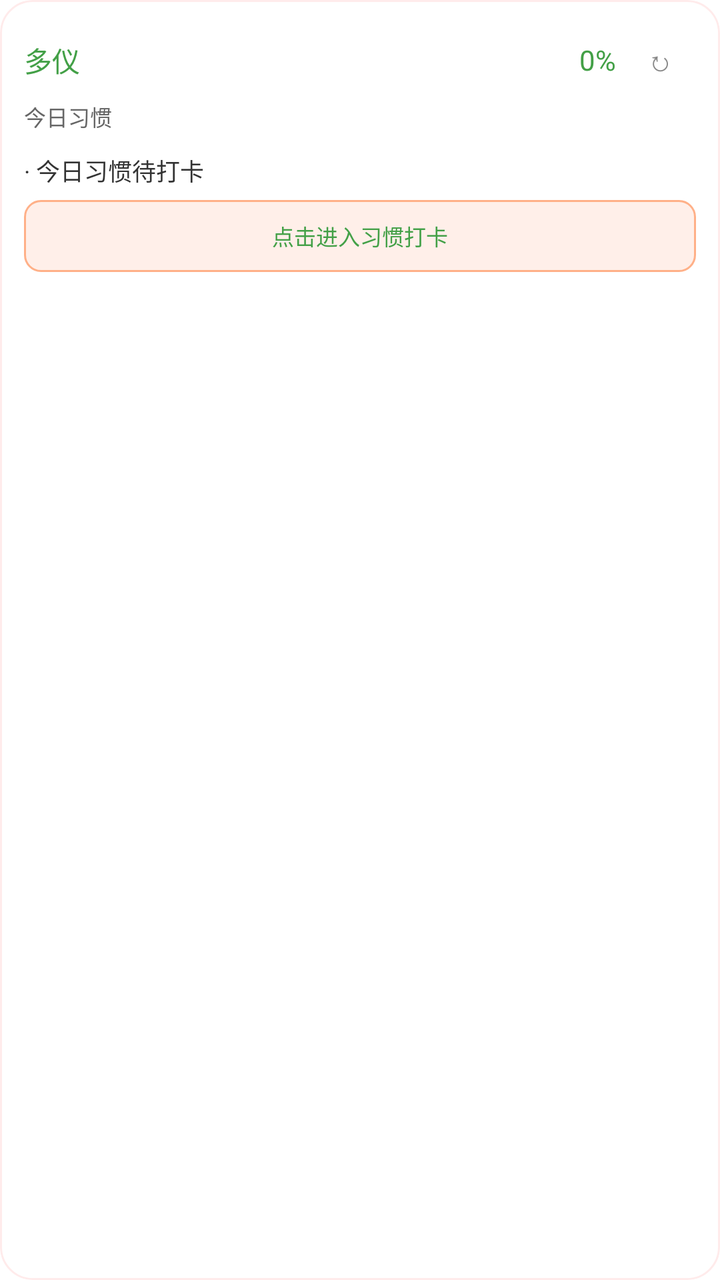
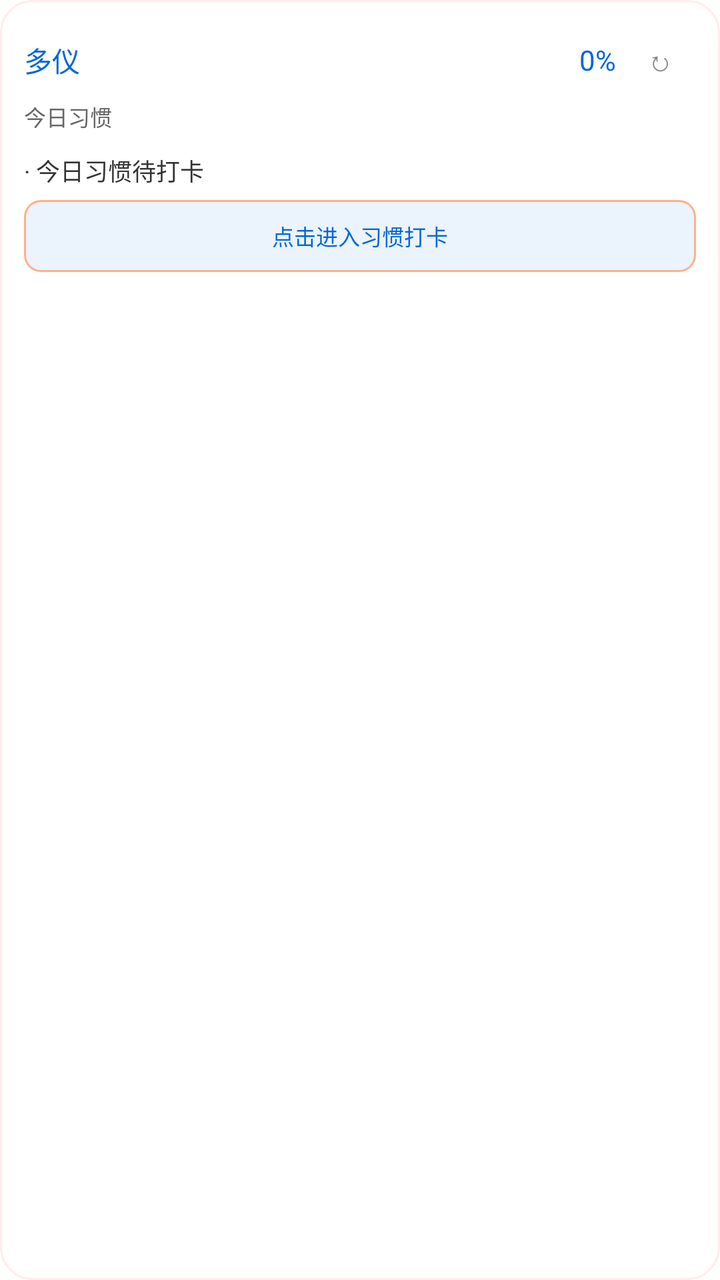

Compare the two renders of this Android layout. The source of the first and the diff that turns it into the second are given below.
<!-- AndroidManifest.xml: fallback theme Theme.MaterialComponents.DayNight.NoActionBar -->
<!-- res/layout/duoyi_habit_widget.xml -->
<?xml version="1.0" encoding="utf-8"?>
<FrameLayout xmlns:android="http://schemas.android.com/apk/res/android"
    android:id="@+id/widget_habit_root"
    android:layout_width="match_parent"
    android:layout_height="match_parent"
    android:background="@drawable/widget_bg_round_16"
    android:clipToOutline="true"
    android:outlineProvider="background">

    <ImageView
        android:id="@+id/widget_theme_background"
        android:layout_width="match_parent"
        android:layout_height="match_parent"
        android:contentDescription="@null"
        android:scaleType="centerCrop"
        android:visibility="gone" />

    <TextView
        android:id="@+id/widget_theme_overlay"
        android:layout_width="match_parent"
        android:layout_height="match_parent"
        android:maxLines="1"
        android:ellipsize="end"
        android:visibility="gone" />

    
    <ImageView
        android:id="@+id/widget_theme_border"
        android:layout_width="match_parent"
        android:layout_height="match_parent"
        android:contentDescription="@null"
        android:importantForAccessibility="no"
        android:scaleType="fitXY"
        android:visibility="gone" />

    <LinearLayout
        android:layout_width="match_parent"
        android:layout_height="match_parent"
        android:orientation="vertical"
        android:padding="12dp">

    <LinearLayout
        android:layout_width="match_parent"
        android:layout_height="wrap_content"
        android:gravity="center_vertical"
        android:orientation="horizontal">

        <TextView
            android:id="@+id/widget_habit_title"
            android:layout_width="0dp"
            android:layout_height="wrap_content"
            android:layout_weight="1"
            android:ellipsize="end"
            android:maxLines="1"
            android:text="多仪"
            android:textColor="#43A047"
            android:textSize="14sp" />

        <TextView
            android:id="@+id/widget_habit_percent"
            android:layout_width="wrap_content"
            android:layout_height="wrap_content"
            android:ellipsize="end"
            android:maxWidth="48dp"
            android:maxLines="1"
            android:text="0%"
            android:textColor="#43A047"
            android:textSize="14sp" />

        <TextView
            android:id="@+id/widget_refresh"
            android:layout_width="36dp"
            android:layout_height="36dp"
            android:minWidth="36dp"
            android:minHeight="36dp"
            android:layout_marginLeft="4dp"
            android:gravity="center"
            android:ellipsize="end"
            android:maxLines="1"
            android:text="↻"
            android:contentDescription="@string/widget_refresh_description"
            android:textColor="#888888"
            android:textSize="14sp" />
    </LinearLayout>

    <TextView
        android:id="@+id/widget_habit_subtitle"
        android:layout_width="match_parent"
        android:layout_height="wrap_content"
        android:layout_marginTop="2dp"
        android:ellipsize="end"
        android:maxLines="1"
        android:text="@string/widget_habit_subtitle"
        android:textColor="#666666"
        android:textSize="11sp" />

    <LinearLayout
        android:layout_width="match_parent"
        android:layout_height="0dp"
        android:layout_marginTop="10dp"
        android:layout_weight="1"
        android:orientation="vertical">

        <TextView
            android:id="@+id/widget_habit_summary"
            android:layout_width="match_parent"
            android:layout_height="wrap_content"
            android:ellipsize="end"
            android:maxLines="1"
            android:text="@string/widget_habit_empty_default"
            android:textColor="#333333"
            android:textSize="12sp" />

        <TextView
            android:id="@+id/widget_habit_streak"
            android:layout_width="match_parent"
            android:layout_height="wrap_content"
            android:layout_marginTop="6dp"
            android:ellipsize="end"
            android:maxLines="1"
            android:text="@string/widget_habit_streak_default"
            android:textColor="#333333"
            android:textSize="12sp"
            android:visibility="gone" />

        <TextView
            android:id="@+id/widget_habit_hint"
            android:layout_width="match_parent"
            android:layout_height="36dp"
            android:minHeight="36dp"
            android:layout_marginTop="6dp"
            android:background="@drawable/widget_btn_secondary"
            android:gravity="center"
            android:ellipsize="end"
            android:maxLines="1"
            android:text="@string/widget_habit_hint_default"
            android:textColor="#43A047"
            android:textSize="11sp" />
    </LinearLayout>

    <LinearLayout
        android:id="@+id/widget_habit_bottom_nav"
        android:layout_width="match_parent"
        android:layout_height="30dp"
        android:layout_marginTop="8dp"
        android:background="@drawable/widget_nav_bg"
        android:gravity="center"
        android:orientation="horizontal"
        android:paddingLeft="4dp"
        android:paddingRight="4dp"
        android:weightSum="4"
        android:visibility="gone">

        <TextView
            android:id="@+id/widget_habit_nav_todo"
            android:layout_width="0dp"
            android:layout_height="match_parent"
            android:layout_weight="1"
            android:gravity="center"
            android:ellipsize="end"
            android:maxLines="1"
            android:text="@string/widget_tab_todo"
            android:textColor="#333333"
            android:textSize="10sp" />

        <TextView
            android:id="@+id/widget_habit_nav_habit"
            android:layout_width="0dp"
            android:layout_height="match_parent"
            android:layout_weight="1"
            android:gravity="center"
            android:ellipsize="end"
            android:maxLines="1"
            android:text="@string/widget_tab_habit"
            android:textColor="#43A047"
            android:textSize="10sp" />

        <TextView
            android:id="@+id/widget_habit_nav_calendar"
            android:layout_width="0dp"
            android:layout_height="match_parent"
            android:layout_weight="1"
            android:gravity="center"
            android:ellipsize="end"
            android:maxLines="1"
            android:text="@string/widget_tab_calendar"
            android:textColor="#333333"
            android:textSize="10sp" />

        <TextView
            android:id="@+id/widget_habit_nav_focus"
            android:layout_width="0dp"
            android:layout_height="match_parent"
            android:layout_weight="1"
            android:gravity="center"
            android:ellipsize="end"
            android:maxLines="1"
            android:text="@string/widget_tab_focus"
            android:textColor="#333333"
            android:textSize="10sp" />
    </LinearLayout>
    </LinearLayout>
</FrameLayout>
<!-- resources referenced by this layout -->
<resources>
  <!-- drawable widget_bg_round_16 (drawable) -->
  <?xml version="1.0" encoding="utf-8"?>
  <shape xmlns:android="http://schemas.android.com/apk/res/android"
      android:shape="rectangle">
      <corners android:radius="16dp" />
      <solid android:color="#FFFFFFFF" />
      <stroke android:width="1dp" android:color="#22FF6B6B" />
  </shape>
  <!-- drawable widget_btn_secondary (drawable) -->
  <?xml version="1.0" encoding="utf-8"?>
  <shape xmlns:android="http://schemas.android.com/apk/res/android"
      android:shape="rectangle">
      <corners android:radius="8dp" />
      <solid android:color="#FFFFEFE9" />
      <stroke android:width="1dp" android:color="#FFFFB088" />
  </shape>
  <!-- drawable widget_nav_bg (drawable) -->
  <?xml version="1.0" encoding="utf-8"?>
  <shape xmlns:android="http://schemas.android.com/apk/res/android"
      android:shape="rectangle">
      <corners android:radius="9dp" />
      <solid android:color="#FFFFF6F2" />
      <stroke android:width="1dp" android:color="#22FF6B6B" />
  </shape>
  <string name="widget_habit_empty_default">· 今日习惯待打卡</string>
  <string name="widget_habit_hint_default">点击进入习惯打卡</string>
  <string name="widget_habit_streak_default">· 连续记录 0 天</string>
  <string name="widget_habit_subtitle">今日习惯</string>
  <string name="widget_refresh_description">刷新小组件</string>
  <string name="widget_tab_calendar">日历</string>
  <string name="widget_tab_focus">专注</string>
  <string name="widget_tab_habit">习惯</string>
  <string name="widget_tab_todo">待办</string>
</resources>

<!-- the commit's change to res/layout/duoyi_habit_widget.xml (unified diff, before → after) -->
@@ -34,12 +34,23 @@
         android:visibility="gone" />
 
     <LinearLayout
+        android:id="@+id/widget_habit_content"
         android:layout_width="match_parent"
         android:layout_height="match_parent"
         android:orientation="vertical"
         android:padding="12dp">
 
-    <LinearLayout
+    <TextView
+        android:id="@+id/widget_habit_recovery"
+        android:layout_width="match_parent"
+        android:layout_height="wrap_content"
+        android:gravity="center"
+        android:textColor="#333333"
+        android:textSize="12sp"
+        android:visibility="gone" />
+
+    <LinearLayout
+        android:id="@+id/widget_habit_header"
         android:layout_width="match_parent"
         android:layout_height="wrap_content"
         android:gravity="center_vertical"
@@ -53,7 +64,7 @@
             android:ellipsize="end"
             android:maxLines="1"
             android:text="多仪"
-            android:textColor="#43A047"
+            android:textColor="#0066D6"
             android:textSize="14sp" />
 
         <TextView
@@ -61,22 +72,19 @@
             android:layout_width="wrap_content"
             android:layout_height="wrap_content"
             android:ellipsize="end"
-            android:maxWidth="48dp"
             android:maxLines="1"
             android:text="0%"
-            android:textColor="#43A047"
+            android:textColor="#0066D6"
             android:textSize="14sp" />
 
         <TextView
             android:id="@+id/widget_refresh"
-            android:layout_width="36dp"
-            android:layout_height="36dp"
+            android:layout_width="wrap_content"
+            android:layout_height="wrap_content"
             android:minWidth="36dp"
             android:minHeight="36dp"
             android:layout_marginLeft="4dp"
             android:gravity="center"
-            android:ellipsize="end"
-            android:maxLines="1"
             android:text="↻"
             android:contentDescription="@string/widget_refresh_description"
             android:textColor="#888888"
@@ -88,25 +96,32 @@
         android:layout_width="match_parent"
         android:layout_height="wrap_content"
         android:layout_marginTop="2dp"
-        android:ellipsize="end"
-        android:maxLines="1"
         android:text="@string/widget_habit_subtitle"
         android:textColor="#666666"
         android:textSize="11sp" />
 
     <LinearLayout
-        android:layout_width="match_parent"
-        android:layout_height="0dp"
+        android:id="@+id/widget_habit_body"
+        android:layout_width="match_parent"
+        android:layout_height="wrap_content"
         android:layout_marginTop="10dp"
-        android:layout_weight="1"
         android:orientation="vertical">
 
+        <ProgressBar
+            android:id="@+id/widget_habit_progress_bar"
+            style="?android:attr/progressBarStyleHorizontal"
+            android:layout_width="match_parent"
+            android:layout_height="4dp"
+            android:layout_marginBottom="4dp"
+            android:max="100"
+            android:progress="0"
+            android:progressDrawable="@drawable/widget_progress_bar"
+            android:visibility="gone" />
+
         <TextView
             android:id="@+id/widget_habit_summary"
             android:layout_width="match_parent"
             android:layout_height="wrap_content"
-            android:ellipsize="end"
-            android:maxLines="1"
             android:text="@string/widget_habit_empty_default"
             android:textColor="#333333"
             android:textSize="12sp" />
@@ -116,8 +131,6 @@
             android:layout_width="match_parent"
             android:layout_height="wrap_content"
             android:layout_marginTop="6dp"
-            android:ellipsize="end"
-            android:maxLines="1"
             android:text="@string/widget_habit_streak_default"
             android:textColor="#333333"
             android:textSize="12sp"
@@ -126,22 +139,28 @@
         <TextView
             android:id="@+id/widget_habit_hint"
             android:layout_width="match_parent"
-            android:layout_height="36dp"
+            android:layout_height="wrap_content"
             android:minHeight="36dp"
             android:layout_marginTop="6dp"
             android:background="@drawable/widget_btn_secondary"
             android:gravity="center"
-            android:ellipsize="end"
-            android:maxLines="1"
             android:text="@string/widget_habit_hint_default"
-            android:textColor="#43A047"
+            android:textColor="#0066D6"
             android:textSize="11sp" />
     </LinearLayout>
 
     <LinearLayout
+        android:id="@+id/widget_habit_spacer"
+        android:layout_width="match_parent"
+        android:layout_height="0dp"
+        android:layout_weight="1"
+        android:orientation="horizontal" />
+
+    <LinearLayout
         android:id="@+id/widget_habit_bottom_nav"
         android:layout_width="match_parent"
-        android:layout_height="30dp"
+        android:layout_height="wrap_content"
+        android:minHeight="30dp"
         android:layout_marginTop="8dp"
         android:background="@drawable/widget_nav_bg"
         android:gravity="center"
@@ -154,7 +173,8 @@
         <TextView
             android:id="@+id/widget_habit_nav_todo"
             android:layout_width="0dp"
-            android:layout_height="match_parent"
+            android:layout_height="wrap_content"
+            android:minHeight="30dp"
             android:layout_weight="1"
             android:gravity="center"
             android:ellipsize="end"
@@ -166,19 +186,21 @@
         <TextView
             android:id="@+id/widget_habit_nav_habit"
             android:layout_width="0dp"
-            android:layout_height="match_parent"
+            android:layout_height="wrap_content"
+            android:minHeight="30dp"
             android:layout_weight="1"
             android:gravity="center"
             android:ellipsize="end"
             android:maxLines="1"
             android:text="@string/widget_tab_habit"
-            android:textColor="#43A047"
+            android:textColor="#0066D6"
             android:textSize="10sp" />
 
         <TextView
             android:id="@+id/widget_habit_nav_calendar"
             android:layout_width="0dp"
-            android:layout_height="match_parent"
+            android:layout_height="wrap_content"
+            android:minHeight="30dp"
             android:layout_weight="1"
             android:gravity="center"
             android:ellipsize="end"
@@ -190,7 +212,8 @@
         <TextView
             android:id="@+id/widget_habit_nav_focus"
             android:layout_width="0dp"
-            android:layout_height="match_parent"
+            android:layout_height="wrap_content"
+            android:minHeight="30dp"
             android:layout_weight="1"
             android:gravity="center"
             android:ellipsize="end"
<!-- resource entries referenced after the edit -->
@@ -13,7 +13,7 @@
   <shape xmlns:android="http://schemas.android.com/apk/res/android"
       android:shape="rectangle">
       <corners android:radius="8dp" />
-      <solid android:color="#FFFFEFE9" />
+      <solid android:color="#FFEBF3FC" />
       <stroke android:width="1dp" android:color="#FFFFB088" />
   </shape>
   <!-- drawable widget_nav_bg (drawable) -->
@@ -24,6 +24,32 @@
       <solid android:color="#FFFFF6F2" />
       <stroke android:width="1dp" android:color="#22FF6B6B" />
   </shape>
+  <!-- drawable widget_progress_bar (drawable) -->
+  <?xml version="1.0" encoding="utf-8"?>
+  <layer-list xmlns:android="http://schemas.android.com/apk/res/android">
+      <item android:id="@android:id/background">
+          <shape android:shape="rectangle">
+              <corners android:radius="99dp" />
+              <solid android:color="#2264748B" />
+          </shape>
+      </item>
+      <item android:id="@android:id/secondaryProgress">
+          <clip>
+              <shape android:shape="rectangle">
+                  <corners android:radius="99dp" />
+                  <solid android:color="#440066D6" />
+              </shape>
+          </clip>
+      </item>
+      <item android:id="@android:id/progress">
+          <clip>
+              <shape android:shape="rectangle">
+                  <corners android:radius="99dp" />
+                  <solid android:color="#FF0066D6" />
+              </shape>
+          </clip>
+      </item>
+  </layer-list>
   <string name="widget_habit_empty_default">· 今日习惯待打卡</string>
   <string name="widget_habit_hint_default">点击进入习惯打卡</string>
   <string name="widget_habit_streak_default">· 连续记录 0 天</string>
